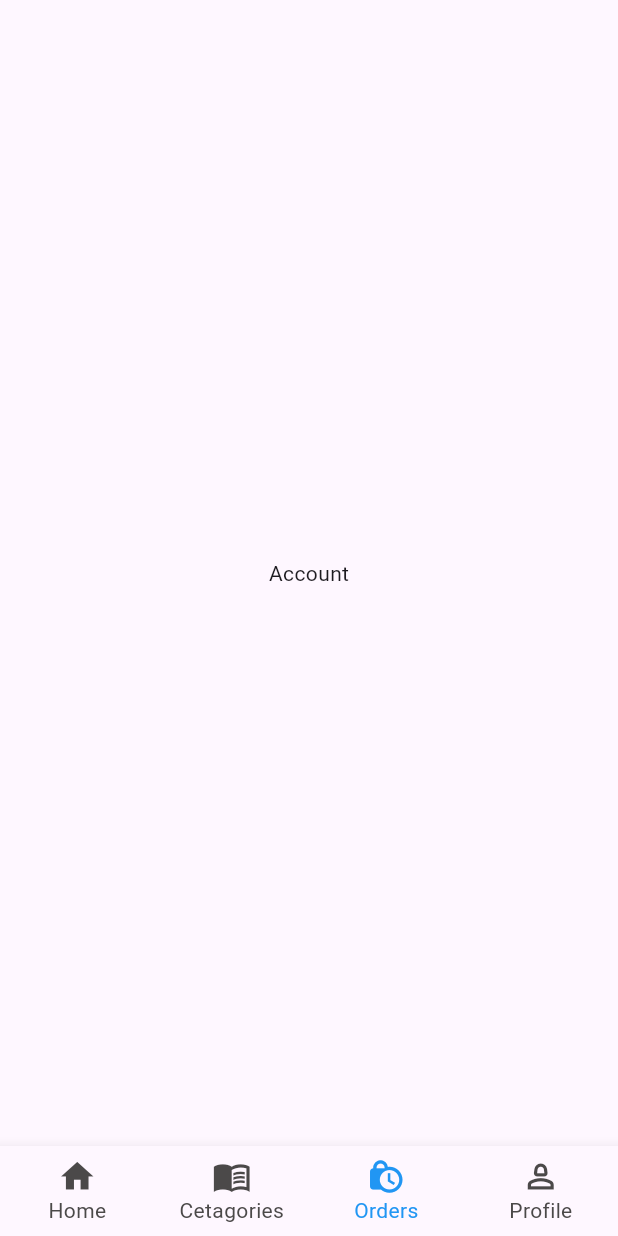
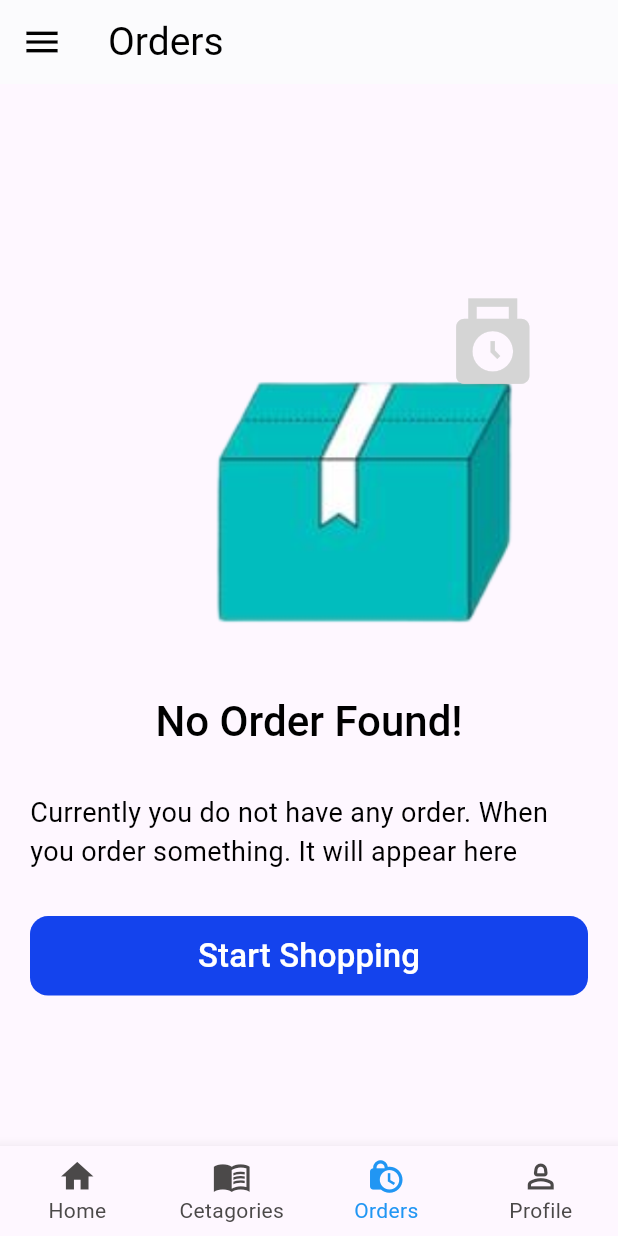
Before and after one commit to SabbirMo/shoply-ecommerce-admin, a Flutter app: the screen it shows after launch, item 3 of the bottom bar chosen, on a phone screen of 412 x 824 dp. Run offline on Flutter 3.47's test engine with Material 3 defaults, Android fonts, the phone set to English and light mode, and no system bars; our stand-ins replace font_awesome_flutter, image_picker, smooth_page_indicator.

Commit message:
Order version one

```diff
--- a/lib/BottomNavigator/bottomnaigator.dart
+++ b/lib/BottomNavigator/bottomnaigator.dart
@@ -1,4 +1,5 @@
 import 'package:ecommerceapp/Pages/homepage.dart';
+import 'package:ecommerceapp/Pages/Order%20Detalis/order.dart';
 import 'package:ecommerceapp/Pages/profile.dart';
 import 'package:flutter/material.dart';
 
@@ -14,7 +15,7 @@ class _BottomNavigatorListState extends State<BottomNavigatorList> {
   final tabs = const [
     HomePage(),
     Text("Student"),
-    Text("Account"),
+    OrdersPage(),
     MyProfile()
   ];
   @override
--- a/lib/Button/editprofile.dart
+++ b/lib/Button/editprofile.dart
@@ -28,6 +28,8 @@ class _EditProfileState extends State<EditProfile> {
       _image = image;
     });
   }
+
+
 
   messageShow() {
     final message = SnackBar(
@@ -72,6 +74,7 @@ class _EditProfileState extends State<EditProfile> {
                     radius: 40,
                     backgroundImage: MemoryImage(_image!),
                   ):
+
                   const CircleAvatar(
                     backgroundImage: AssetImage("assets/aveter.png"),
                     radius: 40
@@ -83,7 +86,7 @@ class _EditProfileState extends State<EditProfile> {
                       onPressed: () {
                         selectImage();
                       },
-                      icon: Icon(Icons.add_a_photo)
+                      icon: const Icon(Icons.add_a_photo)
                     ),
                   ),
 
--- /dev/null
+++ b/lib/Pages/Order Detalis/order.dart
@@ -0,0 +1,100 @@
+import 'package:flutter/material.dart';
+import 'package:ecommerceapp/Pages/Order Detalis/orderdetails.dart';
+
+class OrdersPage extends StatefulWidget {
+  const OrdersPage({super.key});
+
+  @override
+  State<OrdersPage> createState() => _OrdersPageState();
+}
+
+class _OrdersPageState extends State<OrdersPage> {
+  @override
+  Widget build(BuildContext context) {
+    return Scaffold(
+      appBar: AppBar(
+        title: const Text(
+          "Orders",
+          style: TextStyle(
+            color: Colors.black,
+            fontSize: 26,
+          ),
+        ),
+        elevation: 0.5,
+        backgroundColor: Colors.white,
+        leading: IconButton(
+          onPressed: () {},
+          icon: const Icon(Icons.menu, size: 28, color: Colors.black,),
+        ),
+      ),
+      body: Padding(
+        padding: const EdgeInsets.symmetric(horizontal: 20),
+        child: Column(
+          mainAxisAlignment: MainAxisAlignment.center,
+          crossAxisAlignment: CrossAxisAlignment.center,
+          children: [
+            const Stack(
+              children: [
+                Image(
+                  image: AssetImage("assets/orderbox.png"),
+                  width: 320,
+                ),
+                Positioned(
+                  top: 40,
+                  left: 250,
+                  child: Icon(
+                    Icons.punch_clock,
+                    size: 65,
+                    color: Color.fromARGB(255, 213, 213, 213),
+                  ),
+                ),
+              ],
+            ),
+            const SizedBox(height: 30),
+            Text(
+              "No Order Found!",
+              style: Theme.of(context)
+                  .textTheme
+                  .headlineMedium
+                  ?.copyWith(color: Colors.black, fontWeight: FontWeight.w500),
+            ),
+            const SizedBox(height: 30),
+            const Text(
+                "Currently you do not have any order. When you order something. It will appear here",
+              style: TextStyle(
+                fontSize: 18,
+                color: Colors.black,
+              ),
+            ),
+            const SizedBox(height: 30),
+            SizedBox(
+              width: MediaQuery.of(context).size.width,
+              height: 53,
+              child: TextButton(
+                style: TextButton.styleFrom(
+                  backgroundColor:const Color.fromARGB(255, 20, 67, 237),
+                  shape: RoundedRectangleBorder(
+                    borderRadius: BorderRadius.circular(12)
+                  )
+                ),
+                onPressed: () {
+                  setState(() {
+                    Navigator.push(context,
+                    MaterialPageRoute(builder: (context) => const OrderDetails())
+                    );
+                  });
+                },
+                child: const Text("Start Shopping",
+                style: TextStyle(
+                  fontSize: 22,
+                  color: Colors.white,
+                ),
+                ),
+              ),
+            )
+          ],
+        ),
+      ),
+    );
+  }
+}
```
Also changed, not shown: lib/OrderInfo/detalis.dart (added, +126 -0 lines), lib/OrderInfo/recevied.dart (added, +59 -0 lines), lib/OrderInfo/receviedshirt.dart (added, +71 -0 lines), lib/OrderInfo/twobutton.dart (added, +61 -0 lines), lib/Pages/Order Detalis/orderdetails.dart (added, +145 -0 lines), lib/Pages/faqs.dart (added, +26 -0 lines), lib/Sidebar/sidenavbar.dart (+11 -3 lines), lib/Utils/utils.dart (+3 -4 lines), assets/orderbox.jpg (added), assets/orderbox.png (added), assets/shart1.jpg (added), assets/shart2.jpg (added).
